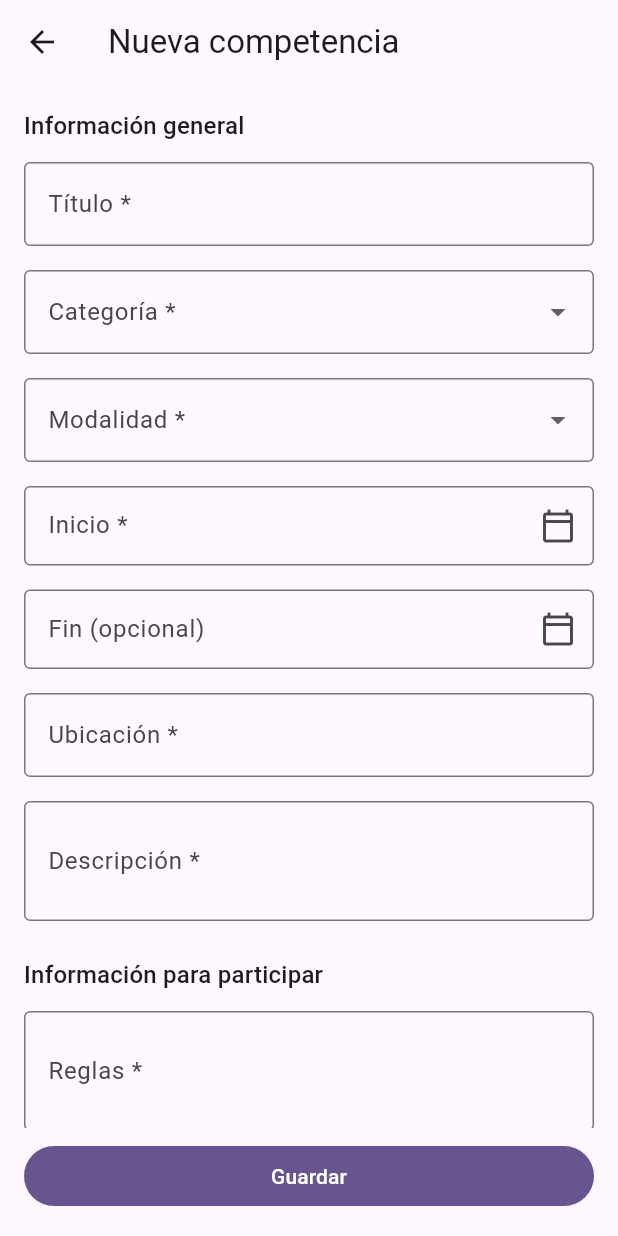
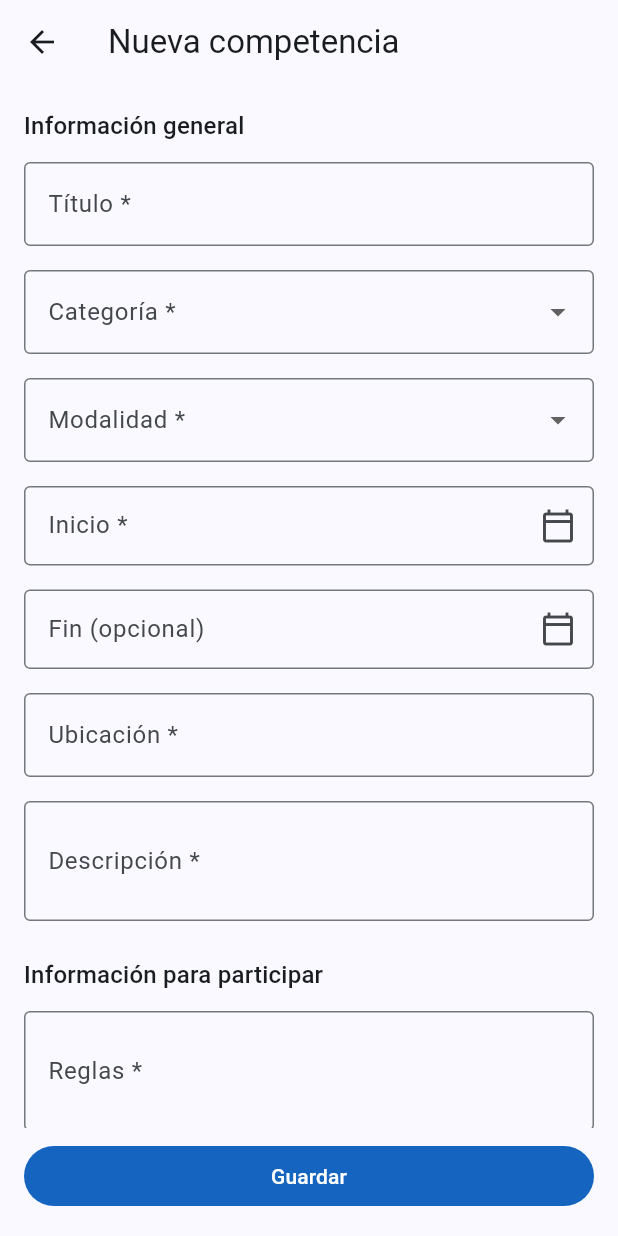
Before and after one commit to Casttle22/pdm2026d-equipo-04-competihub, a Flutter app: the screen it shows after launch, after a tap on "Esports", after a tap on "Académica", after a tap on the "add" icon, on a phone screen of 412 x 824 dp. Run offline on Flutter 3.47's test engine with Material 3 defaults, Android fonts, the phone set to English and light mode, and no system bars; our stand-ins replace flutter_riverpod, sqflite; accounts and stored records are empty.

Commit message:
feat: tema azul y Detalle en dos columnas (módulo 2)
- lib/tema.dart: esquema de color a partir del azul #1565C0, con
  contraste AA comprobado en test/tema_test.dart.
- Esports pasa a un violeta propio: con el tema azul se confundía con
  Académica.
- El Detalle usa dos columnas desde 600 dp de ancho.
- test/categoria_estilo_test.dart ahora importa el esquema real de la
  app en vez de construir una copia morada; las verificaciones son las
  mismas y se agrega que cada categoría tenga un color distinto.

Co-Authored-By: Claude Fable 5.2 <noreply@anthropic.com>

```diff
--- a/lib/main.dart
+++ b/lib/main.dart
@@ -6,6 +6,7 @@ import 'providers/competencias_providers.dart';
 import 'providers/reloj_provider.dart';
 import 'screens/competition_detail_screen.dart';
 import 'screens/competition_form_screen.dart';
+import 'tema.dart';
 import 'utils/fechas.dart';
 import 'widgets/categoria_estilo.dart';
 import 'widgets/etiqueta.dart';
@@ -23,13 +24,7 @@ class CompetihubApp extends StatelessWidget {
   Widget build(BuildContext context) {
     return MaterialApp(
       title: 'CompetiHub',
-      theme: ThemeData(
-        colorScheme: ColorScheme.fromSeed(
-          seedColor: Colors.deepPurple,
-          brightness: Brightness.light,
-        ),
-        useMaterial3: true,
-      ),
+      theme: temaCompetihub(),
       home: const HomeScreen(),
       debugShowCheckedModeBanner: false,
     );
--- /dev/null
+++ b/lib/tema.dart
@@ -0,0 +1,37 @@
+import 'package:flutter/material.dart';
+
+// Tema de CompetiHub: azul, en la línea de start.gg y Unstop.
+//
+// El esquema parte del azul de marca. `fromSeed` suaviza el color principal,
+// así que se fija el azul exacto: con texto blanco encima da un contraste de
+// 5,7:1 (WCAG AA pide 4,5:1). test/tema_test.dart comprueba los pares de
+// color que usa la interfaz.
+const Color azulCompetihub = Color(0xFF1565C0);
+
+final ColorScheme esquemaDeColor = ColorScheme.fromSeed(
+  seedColor: azulCompetihub,
+  brightness: Brightness.light,
+).copyWith(primary: azulCompetihub, onPrimary: Colors.white);
+
+// Ancho a partir del cual el Detalle pasa a dos columnas (tabletas y
+// teléfonos en horizontal).
+const double anchoDosColumnas = 600;
+
+ThemeData temaCompetihub() {
+  final scheme = esquemaDeColor;
+  return ThemeData(
+    colorScheme: scheme,
+    useMaterial3: true,
+    appBarTheme: AppBarTheme(
+      backgroundColor: scheme.surface,
+      foregroundColor: scheme.onSurface,
+      scrolledUnderElevation: 1,
+    ),
+    // Los mensajes de error y de ayuda pueden ocupar varias líneas.
+    inputDecorationTheme: const InputDecorationTheme(
+      errorMaxLines: 6,
+      helperMaxLines: 6,
+    ),
+    snackBarTheme: const SnackBarThemeData(behavior: SnackBarBehavior.floating),
+  );
+}
--- a/lib/widgets/categoria_estilo.dart
+++ b/lib/widgets/categoria_estilo.dart
@@ -11,14 +11,17 @@ class EstiloCategoria {
   final IconData icono;
 }
 
+// Esports usaba el color principal del tema. Con el tema azul se confundía
+// con Académica, así que ahora tiene su propio violeta.
+const Color colorEsports = Color(0xFF6A1B9A);
 const Color colorAcademica = Color(0xFF0D47A1);
 const Color colorDeportiva = Color(0xFF1B5E20);
 const Color colorOtras = Color(0xFF9A3F00);
 
 EstiloCategoria estiloDeCategoria(String categoria, ColorScheme scheme) {
   return switch (categoria) {
-    'Esports' => EstiloCategoria(
-      color: scheme.primary,
+    'Esports' => const EstiloCategoria(
+      color: colorEsports,
       icono: Icons.sports_esports_outlined,
     ),
     'Académica' => const EstiloCategoria(
```
Also changed, not shown: lib/screens/competition_detail_screen.dart (+58 -9 lines), 3 other files.
